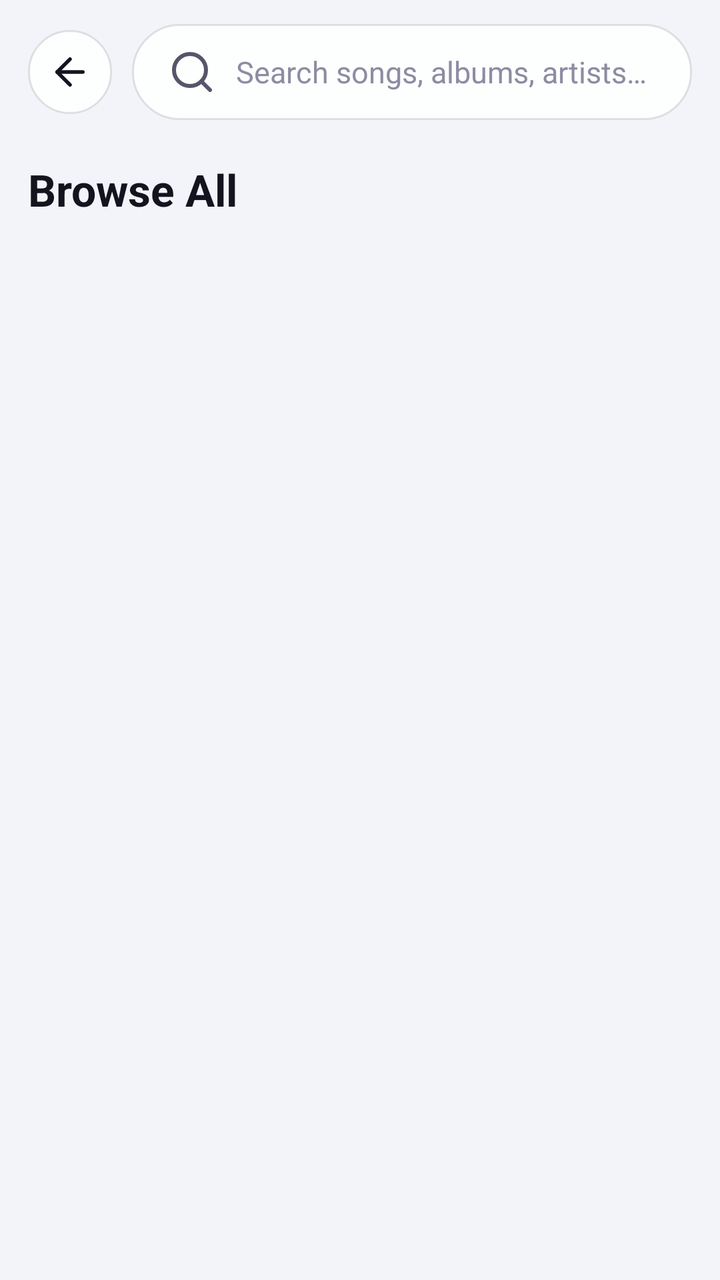
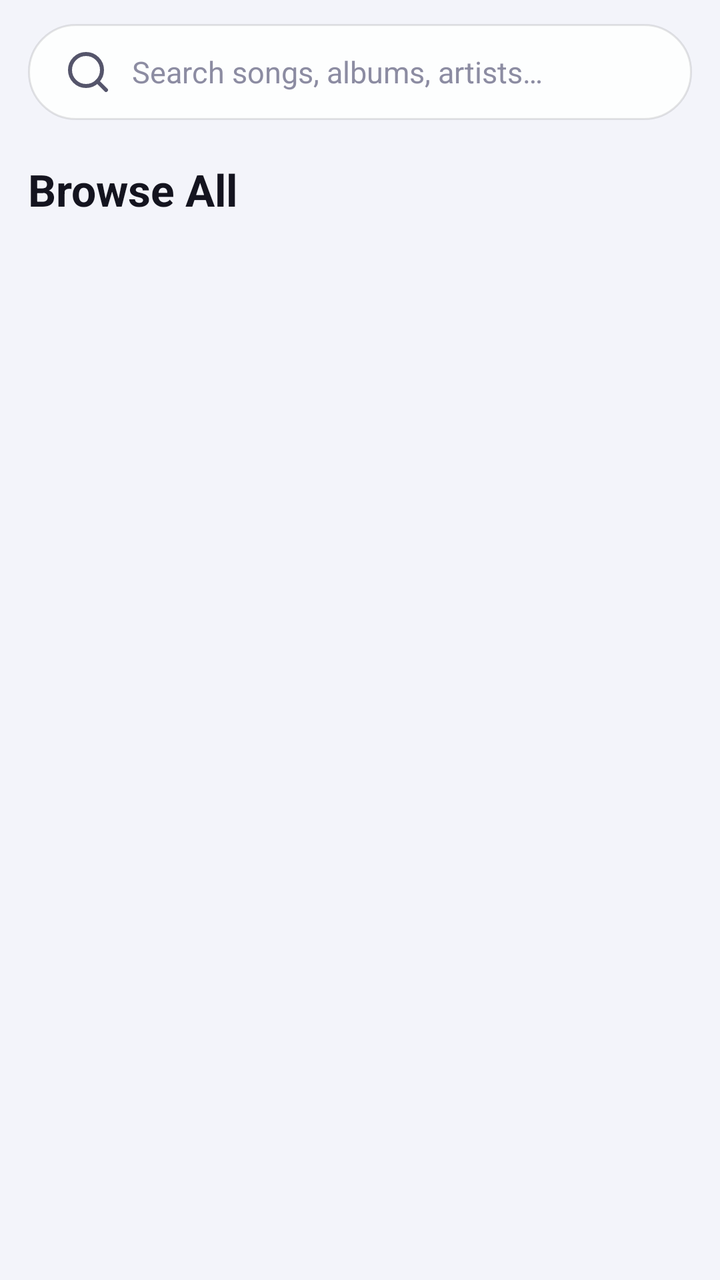

Screens rendered from an Android XML layout before and after an edit, with the pre-edit source and the edit as a unified diff.
<!-- AndroidManifest.xml: application theme Theme.Mysong -->
<!-- res/layout/fragment_search.xml -->
<?xml version="1.0" encoding="utf-8"?>
<LinearLayout xmlns:android="http://schemas.android.com/apk/res/android"
    xmlns:app="http://schemas.android.com/apk/res-auto"
    android:layout_width="match_parent"
    android:layout_height="match_parent"
    android:background="@color/bg_primary"
    android:orientation="vertical">

    
    <LinearLayout
        android:id="@+id/search_top_bar"
        android:layout_width="match_parent"
        android:layout_height="wrap_content"
        android:gravity="center_vertical"
        android:orientation="horizontal"
        android:paddingStart="14dp"
        android:paddingEnd="14dp"
        android:paddingTop="12dp"
        android:paddingBottom="12dp">

        <FrameLayout
            android:id="@+id/btn_back"
            android:layout_width="42dp"
            android:layout_height="42dp"
            android:background="@drawable/bg_round_icon">

            <ImageView
                android:layout_width="22dp"
                android:layout_height="22dp"
                android:layout_gravity="center"
                android:src="@drawable/ic_arrow_back"
                android:tint="@color/text_primary" />
        </FrameLayout>

        <EditText
            android:id="@+id/et_search_input"
            android:layout_width="0dp"
            android:layout_height="wrap_content"
            android:layout_marginStart="10dp"
            android:layout_weight="1"
            android:drawableStart="@drawable/ic_search"
            android:drawablePadding="10dp"
            android:hint="@string/search_hint"
            android:imeOptions="actionSearch"
            android:inputType="text"
            android:maxLines="1"
            android:singleLine="true"
            style="@style/Widget.Mysong.EditText" />

        <ImageView
            android:id="@+id/iv_clear"
            android:layout_width="36dp"
            android:layout_height="36dp"
            android:layout_marginStart="8dp"
            android:background="@drawable/bg_round_icon"
            android:padding="9dp"
            android:src="@drawable/ic_close"
            android:tint="@color/text_secondary"
            android:visibility="gone" />
    </LinearLayout>

    <FrameLayout
        android:layout_width="match_parent"
        android:layout_height="0dp"
        android:layout_weight="1">

        
        <androidx.core.widget.NestedScrollView
            android:id="@+id/nsv_browse"
            android:layout_width="match_parent"
            android:layout_height="match_parent"
            android:clipToPadding="false"
            android:overScrollMode="never"
            android:scrollbars="none">

            <LinearLayout
                android:layout_width="match_parent"
                android:layout_height="wrap_content"
                android:orientation="vertical"
                android:paddingStart="14dp"
                android:paddingEnd="14dp"
                android:paddingBottom="16dp">

                <TextView
                    android:layout_width="wrap_content"
                    android:layout_height="wrap_content"
                    android:layout_marginTop="8dp"
                    android:layout_marginBottom="12dp"
                    android:text="@string/search_browse"
                    android:textColor="@color/text_primary"
                    android:textSize="22sp"
                    android:textStyle="bold" />

                <androidx.recyclerview.widget.RecyclerView
                    android:id="@+id/rv_categories"
                    android:layout_width="match_parent"
                    android:layout_height="wrap_content"
                    android:nestedScrollingEnabled="false"
                    android:overScrollMode="never"
                    android:scrollbars="none" />

                <LinearLayout
                    android:id="@+id/recents_section"
                    android:layout_width="match_parent"
                    android:layout_height="wrap_content"
                    android:layout_marginTop="22dp"
                    android:gravity="center_vertical"
                    android:orientation="horizontal"
                    android:visibility="gone">

                    <TextView
                        android:layout_width="0dp"
                        android:layout_height="wrap_content"
                        android:layout_weight="1"
                        android:text="@string/search_recents"
                        android:textColor="@color/text_primary"
                        android:textSize="17sp"
                        android:textStyle="bold" />

                    <TextView
                        android:id="@+id/tv_clear_recents"
                        android:layout_width="wrap_content"
                        android:layout_height="wrap_content"
                        android:background="?attr/selectableItemBackground"
                        android:padding="8dp"
                        android:text="@string/search_clear_recents"
                        android:textColor="@color/text_secondary"
                        android:textSize="13sp" />
                </LinearLayout>

                <androidx.recyclerview.widget.RecyclerView
                    android:id="@+id/rv_recents"
                    android:layout_width="match_parent"
                    android:layout_height="wrap_content"
                    android:layout_marginTop="6dp"
                    android:nestedScrollingEnabled="false"
                    android:overScrollMode="never"
                    android:scrollbars="none" />
            </LinearLayout>
        </androidx.core.widget.NestedScrollView>

        
        <LinearLayout
            android:id="@+id/results_panel"
            android:layout_width="match_parent"
            android:layout_height="match_parent"
            android:orientation="vertical"
            android:visibility="gone">

            <TextView
                android:id="@+id/tv_results_title"
                android:layout_width="wrap_content"
                android:layout_height="wrap_content"
                android:layout_marginStart="14dp"
                android:layout_marginTop="10dp"
                android:layout_marginBottom="6dp"
                android:textColor="@color/text_primary"
                android:textSize="17sp"
                android:textStyle="bold" />

            <androidx.recyclerview.widget.RecyclerView
                android:id="@+id/rv_results"
                android:layout_width="match_parent"
                android:layout_height="0dp"
                android:layout_weight="1"
                android:clipToPadding="false"
                android:overScrollMode="never"
                android:scrollbars="none" />

            <ProgressBar
                android:id="@+id/pb_search"
                android:layout_width="34dp"
                android:layout_height="34dp"
                android:layout_gravity="center"
                android:visibility="gone" />

            <TextView
                android:id="@+id/tv_no_results"
                android:layout_width="wrap_content"
                android:layout_height="wrap_content"
                android:layout_gravity="center"
                android:gravity="center"
                android:padding="24dp"
                android:text="@string/search_no_results"
                android:textColor="@color/text_secondary"
                android:textSize="14sp"
                android:visibility="gone" />
        </LinearLayout>
    </FrameLayout>
</LinearLayout>
<!-- resources referenced by this layout -->
<resources>
  <color name="bg_primary">#F3F4FA</color>
  <color name="text_primary">#14141F</color>
  <color name="text_secondary">#55556B</color>
  <!-- drawable bg_round_icon (drawable) -->
  <?xml version="1.0" encoding="utf-8"?>
  <shape xmlns:android="http://schemas.android.com/apk/res/android"
      android:shape="oval">
      <solid android:color="@color/glass_card_strong" />
      <stroke
          android:width="1dp"
          android:color="@color/glass_stroke" />
  </shape>
  <!-- drawable ic_arrow_back (drawable) -->
  <?xml version="1.0" encoding="utf-8"?>
  <vector xmlns:android="http://schemas.android.com/apk/res/android"
      android:width="24dp"
      android:height="24dp"
      android:viewportWidth="24"
      android:viewportHeight="24"
      android:tint="?attr/colorControlNormal">
      <path
          android:fillColor="#00000000"
          android:strokeColor="#FFFFFFFF"
          android:strokeWidth="2"
          android:strokeLineCap="round"
          android:strokeLineJoin="round"
          android:pathData="m12 19-7-7 7-7" />
      <path
          android:fillColor="#00000000"
          android:strokeColor="#FFFFFFFF"
          android:strokeWidth="2"
          android:strokeLineCap="round"
          android:strokeLineJoin="round"
          android:pathData="M19 12H5" />
  </vector>
  <string name="search_browse">Browse All</string>
  <string name="search_clear_recents">Clear</string>
  <string name="search_hint">Search songs, albums, artists…</string>
  <string name="search_no_results">No songs found. Try a different search.</string>
  <string name="search_recents">Recent Searches</string>
  <color name="glass_card_strong">#E0FFFFFF</color>
  <color name="glass_stroke">#1A000000</color>
  <!-- drawable bg_search_bar (drawable) -->
  <?xml version="1.0" encoding="utf-8"?>
  <shape xmlns:android="http://schemas.android.com/apk/res/android"
      android:shape="rectangle">
      <solid android:color="@color/glass_card_strong" />
      <corners android:radius="26dp" />
      <stroke
          android:width="1dp"
          android:color="@color/glass_stroke" />
  </shape>
  <color name="text_tertiary">#8C8CA2</color>
  <color name="accent">#4ADE80</color>
  <color name="text_on_accent">#0A0A12</color>
  <color name="accent_soft">#334ADE80</color>
  <color name="accent_purple">#A78BFA</color>
  <color name="bg_surface">#FFFFFF</color>
  <color name="glass_card">#B3FFFFFF</color>
  <color name="glass_chip">#26000000</color>
  <color name="nav_inactive">#8E8E93</color>
  <color name="divider">#14000000</color>
  <color name="accent_red">#F87171</color>
  <style name="Theme.Mysong.BottomSheet" parent="ThemeOverlay.Material3.BottomSheetDialog">
          <item name="android:windowBackground">@drawable/bg_bottom_sheet</item>
          <item name="android:windowIsFloating">false</item>
          <item name="android:windowSoftInputMode">adjustResize</item>
      </style>
  <style name="Theme.Mysong.Dialog" parent="ThemeOverlay.Material3.MaterialAlertDialog">
          <item name="colorPrimary">@color/accent</item>
          <item name="colorOnSurface">@color/text_primary</item>
          <item name="colorSurface">@color/bg_surface</item>
          <item name="colorOnSurfaceVariant">@color/text_secondary</item>
          <item name="android:colorBackground">@color/bg_surface</item>
          <item name="android:textColorPrimary">@color/text_primary</item>
          <item name="android:textColorSecondary">@color/text_secondary</item>
      </style>
  <!-- drawable bg_bottom_sheet (drawable) -->
  <?xml version="1.0" encoding="utf-8"?>
  <shape xmlns:android="http://schemas.android.com/apk/res/android"
      android:shape="rectangle">
      <solid android:color="#33121212" />
      <stroke
          android:width="1dp"
          android:color="#40FFFFFF" />
      <corners
          android:topLeftRadius="24dp"
          android:topRightRadius="24dp" />
  </shape>
  <!-- unchanged entries left out for length: 4 -->
</resources>

<!-- the commit's change to res/layout/fragment_search.xml (unified diff, before → after) -->
@@ -18,25 +18,10 @@
         android:paddingTop="12dp"
         android:paddingBottom="12dp">
 
-        <FrameLayout
-            android:id="@+id/btn_back"
-            android:layout_width="42dp"
-            android:layout_height="42dp"
-            android:background="@drawable/bg_round_icon">
-
-            <ImageView
-                android:layout_width="22dp"
-                android:layout_height="22dp"
-                android:layout_gravity="center"
-                android:src="@drawable/ic_arrow_back"
-                android:tint="@color/text_primary" />
-        </FrameLayout>
-
         <EditText
             android:id="@+id/et_search_input"
             android:layout_width="0dp"
             android:layout_height="wrap_content"
-            android:layout_marginStart="10dp"
             android:layout_weight="1"
             android:drawableStart="@drawable/ic_search"
             android:drawablePadding="10dp"
<!-- resource entries referenced after the edit -->
@@ -12,29 +12,6 @@
           android:width="1dp"
           android:color="@color/glass_stroke" />
   </shape>
-  <!-- drawable ic_arrow_back (drawable) -->
-  <?xml version="1.0" encoding="utf-8"?>
-  <vector xmlns:android="http://schemas.android.com/apk/res/android"
-      android:width="24dp"
-      android:height="24dp"
-      android:viewportWidth="24"
-      android:viewportHeight="24"
-      android:tint="?attr/colorControlNormal">
-      <path
-          android:fillColor="#00000000"
-          android:strokeColor="#FFFFFFFF"
-          android:strokeWidth="2"
-          android:strokeLineCap="round"
-          android:strokeLineJoin="round"
-          android:pathData="m12 19-7-7 7-7" />
-      <path
-          android:fillColor="#00000000"
-          android:strokeColor="#FFFFFFFF"
-          android:strokeWidth="2"
-          android:strokeLineCap="round"
-          android:strokeLineJoin="round"
-          android:pathData="M19 12H5" />
-  </vector>
   <string name="search_browse">Browse All</string>
   <string name="search_clear_recents">Clear</string>
   <string name="search_hint">Search songs, albums, artists…</string>
